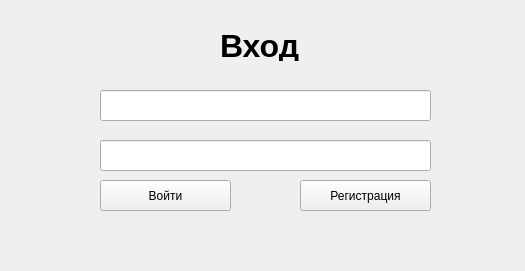
The window that join.ui (max-marshalov/ZMC_Final_Task1) describes before a commit, drawn with Qt 5.
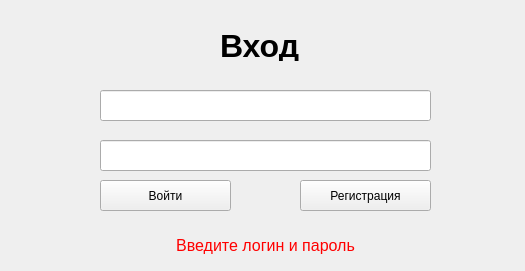
The same window after the commit.

```diff
--- a/join.ui
+++ b/join.ui
@@ -80,6 +80,32 @@
      <string>Регистрация</string>
     </property>
    </widget>
+   <widget class="QLabel" name="label_error">
+    <property name="geometry">
+     <rect>
+      <x>100</x>
+      <y>230</y>
+      <width>331</width>
+      <height>31</height>
+     </rect>
+    </property>
+    <property name="font">
+     <font>
+      <pointsize>12</pointsize>
+     </font>
+    </property>
+    <property name="styleSheet">
+     <string notr="true">QLabel{
+color: rgb(255, 0, 0);
+}</string>
+    </property>
+    <property name="text">
+     <string>Введите логин и пароль</string>
+    </property>
+    <property name="alignment">
+     <set>Qt::AlignCenter</set>
+    </property>
+   </widget>
   </widget>
  </widget>
  <resources/>
```
Left out of the diff: 3 changed lines with no effect on the pictures.
